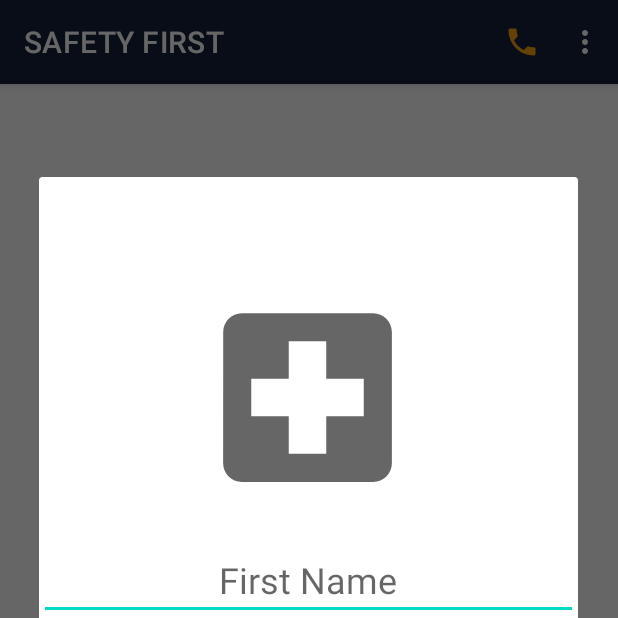
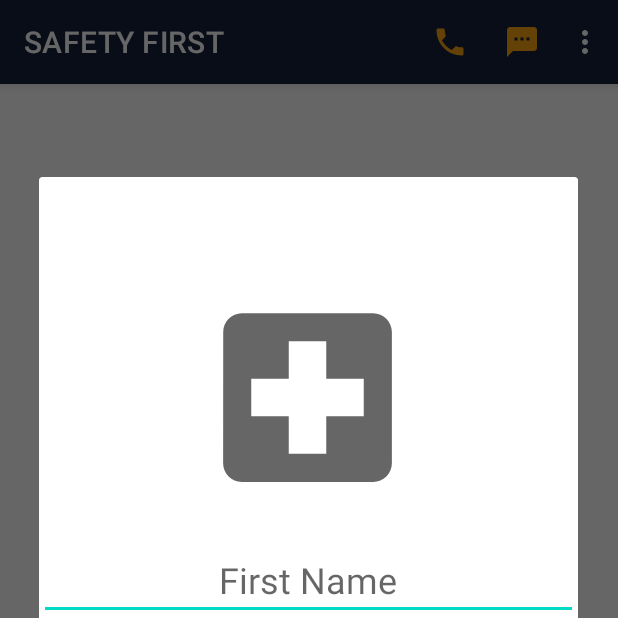
Before and after one commit to DIT113-V22/group-05, an Android app: the screen it shows after launch (MainActivity), in the options menu, after a tap on "Add emergency contact", on a phone screen of 412 x 824 dp, the top half of it. Run offline under Robolectric (Android 15) with nearby library versions, the phone set to English and light mode, and no system bars; libraries missing offline, so code that uses them is left out: org.eclipse.paho; 2 statements that could not run were skipped.

Commit message:
#28 Add function for messaging emergency contact

```diff
--- /dev/null
+++ b/android/app/src/main/res/drawable/ic_baseline_car_crash_24.xml
@@ -0,0 +1,5 @@
+<vector android:height="24dp" android:tint="#FCA311"
+    android:viewportHeight="24" android:viewportWidth="24"
+    android:width="24dp" xmlns:android="http://schemas.android.com/apk/res/android">
+    <path android:fillColor="@android:color/white" android:pathData="M18,1c-2.76,0 -5,2.24 -5,5s2.24,5 5,5s5,-2.24 5,-5S20.76,1 18,1zM18.5,7h-1V3h1V7zM18.5,8v1h-1V8H18.5zM17.91,13c0.06,0.16 0.09,0.33 0.09,0.5c0,0.83 -0.67,1.5 -1.5,1.5S15,14.33 15,13.5c0,-0.39 0.15,-0.74 0.39,-1.01c-1.63,-0.66 -2.96,-1.91 -3.71,-3.49H5.81l1.04,-3H11c0,-0.69 0.1,-1.37 0.29,-2H6.5C5.84,4 5.29,4.42 5.08,5.01L3,11v8c0,0.55 0.45,1 1,1h1c0.55,0 1,-0.45 1,-1v-1h12v1c0,0.55 0.45,1 1,1h1c0.55,0 1,-0.45 1,-1v-6.68C19.95,12.83 18.84,13.01 17.91,13zM7.5,15C6.67,15 6,14.33 6,13.5S6.67,12 7.5,12S9,12.67 9,13.5S8.33,15 7.5,15z"/>
+</vector>
--- /dev/null
+++ b/android/app/src/main/res/drawable/ic_baseline_sms_24.xml
@@ -0,0 +1,5 @@
+<vector android:height="24dp" android:tint="#FCA311"
+    android:viewportHeight="24" android:viewportWidth="24"
+    android:width="24dp" xmlns:android="http://schemas.android.com/apk/res/android">
+    <path android:fillColor="@android:color/white" android:pathData="M20,2L4,2c-1.1,0 -1.99,0.9 -1.99,2L2,22l4,-4h14c1.1,0 2,-0.9 2,-2L22,4c0,-1.1 -0.9,-2 -2,-2zM9,11L7,11L7,9h2v2zM13,11h-2L11,9h2v2zM17,11h-2L15,9h2v2z"/>
+</vector>
--- a/android/app/src/main/res/menu/first_menu.xml
+++ b/android/app/src/main/res/menu/first_menu.xml
@@ -23,7 +23,12 @@
         app:showAsAction="always"
         android:icon="@drawable/ic_baseline_phone_24_yellow"
         android:title="Call emergency contact"
-
+        />
+    <item
+        android:id="@+id/menu4"
+        app:showAsAction="always"
+        android:icon="@drawable/ic_baseline_sms_24"
+        android:title="Call emergency contact"
         />
 
 </menu>
--- a/android/app/src/main/res/values/strings.xml
+++ b/android/app/src/main/res/values/strings.xml
@@ -2,4 +2,5 @@
     <string name="app_name">SafetyFirstController</string>
     <string name="delete_contact" />
     <string name="delete_contact_button">DELETE</string>
+    <string name="Accident">ACCIDENT REGISTERED!</string>
 </resources>
```
Also changed, not shown: android/app/src/main/java/safetyfirst/androidapp/safetyfirstcontroller/MainActivity.java (+51 -1 lines), android/app/src/main/res/layout/crash_popup.xml (added, +37 -0 lines), 1 other file.
